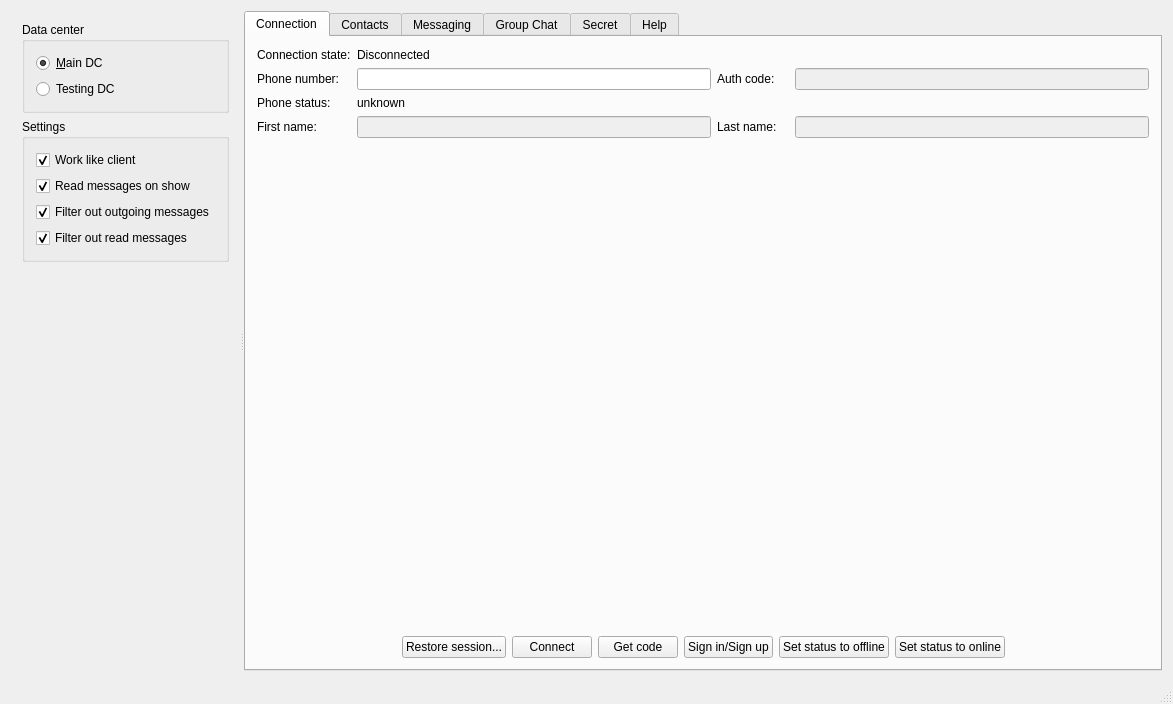
Above: testApp/MainWindow.ui from Kaffeine/telegram-qt before the change. Below: the same form after it.
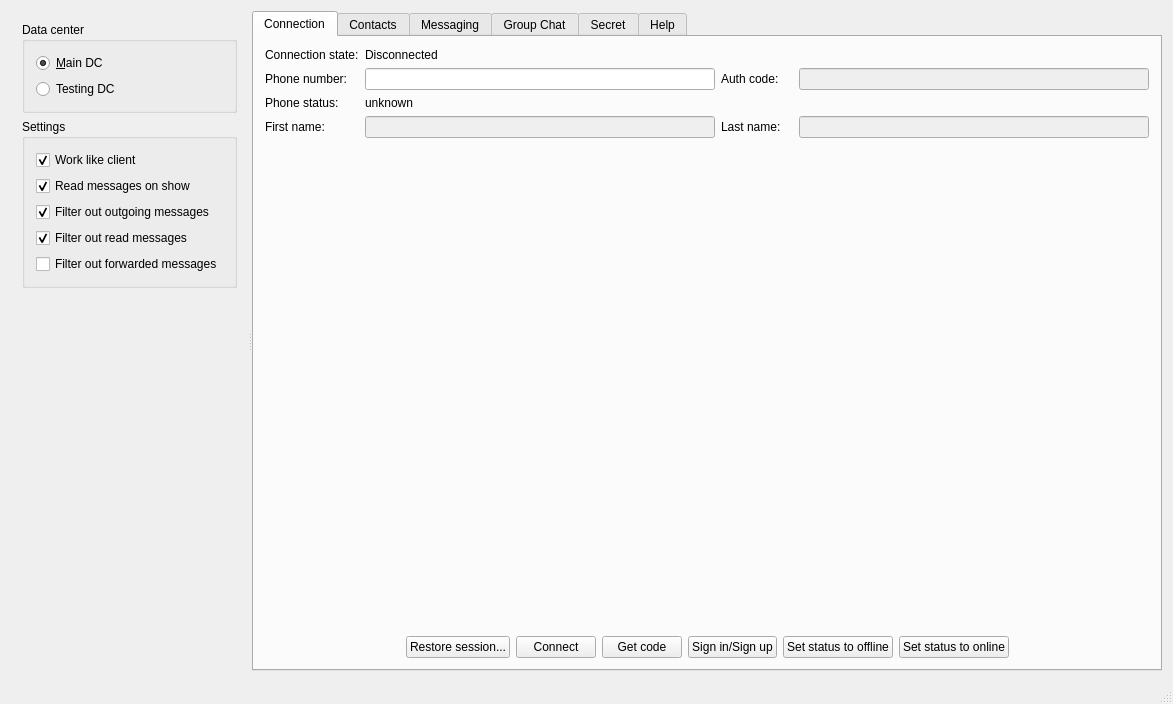
That is the form after the change.

Commit message: testApp: Refactored. Implemented forwarded messages info.

Patch:
```diff
--- a/testApp/MainWindow.ui
+++ b/testApp/MainWindow.ui
@@ -100,6 +100,13 @@
              </property>
             </widget>
            </item>
+           <item row="4" column="0">
+            <widget class="QCheckBox" name="settingsReceivingFilterForwardedMessages">
+             <property name="text">
+              <string>Filter out forwarded messages</string>
+             </property>
+            </widget>
+           </item>
           </layout>
          </widget>
         </item>
```
The commit also changes 3 other files.
